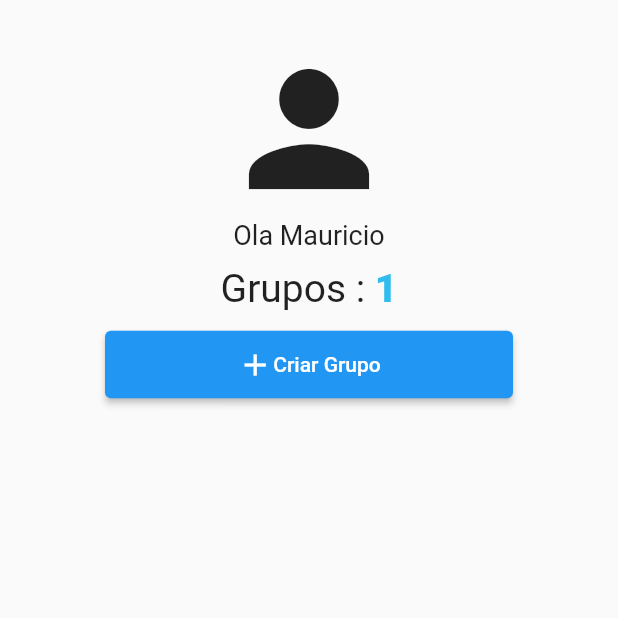
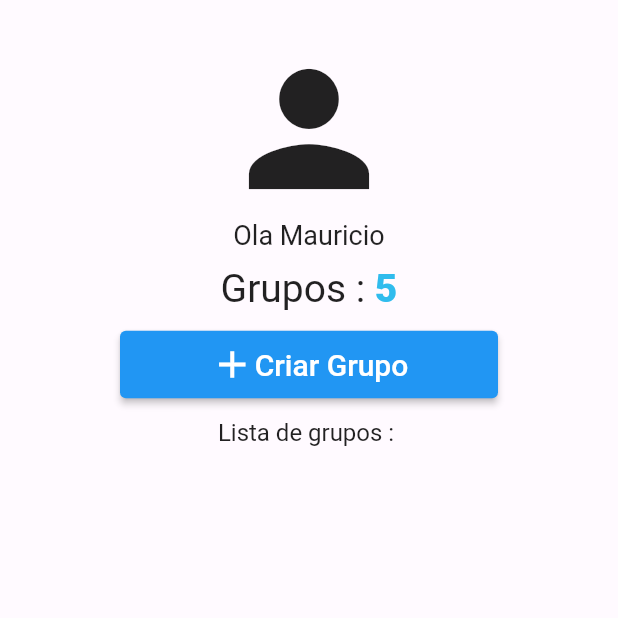
Before and after one commit to Rafael-Franchini/Gerenciador-de-projetos, a Flutter app: the Grupos screen opened by its route, on a phone screen of 412 x 824 dp, the top half of it. Run offline on Flutter 3.47's test engine with Material 2 defaults, Android fonts, the phone set to English and light mode, and no system bars.

Commit message:
up pages

```diff
--- a/gerenciadorprojetos/lib/pages/grupos.dart
+++ b/gerenciadorprojetos/lib/pages/grupos.dart
@@ -10,9 +10,10 @@ class Grupos extends StatefulWidget {
 class _GruposState extends State<Grupos> {
   @override
   String usuario = "Mauricio";
-  int ngrup = 1;
+  int ngrup = 5;
   Widget build(BuildContext context) {
     return Scaffold(
+      backgroundColor: Color(0xFFFFFAFF),
       body: Padding(
         padding: const EdgeInsets.all(8.0),
         child: Column(
@@ -54,7 +55,7 @@ class _GruposState extends State<Grupos> {
             ),
             Padding(
               padding: const EdgeInsets.symmetric(
-                horizontal: 62.0,
+                horizontal: 72.0,
                 vertical: 12,
               ),
               child: ElevatedButton(
@@ -66,13 +67,28 @@ class _GruposState extends State<Grupos> {
                   child: Row(
                     mainAxisAlignment: MainAxisAlignment.center,
                     children: const [
-                      Icon(Icons.add),
-                      Text("Criar Grupo"),
+                      Icon(
+                        Icons.add,
+                        size: 30,
+                      ),
+                      Text(
+                        "Criar Grupo",
+                        style: TextStyle(
+                          fontSize: 20,
+                        ),
+                      ),
                     ],
                   ),
                 ),
               ),
             ),
+            Text(
+              "Lista de grupos : ",
+              style: TextStyle(
+                fontSize: 16,
+              ),
+            )
+            //ListView(),
           ],
         ),
       ),
```
Also changed, not shown: gerenciadorprojetos/lib/pages/criagrupo.dart (+79 -4 lines), gerenciadorprojetos/lib/pages/adicionarProj.dart (added), gerenciadorprojetos/lib/pages/atAtv.dart (added), gerenciadorprojetos/lib/pages/projeto.dart (added), gerenciadorprojetos/lib/pages/projetos.dart (added).
